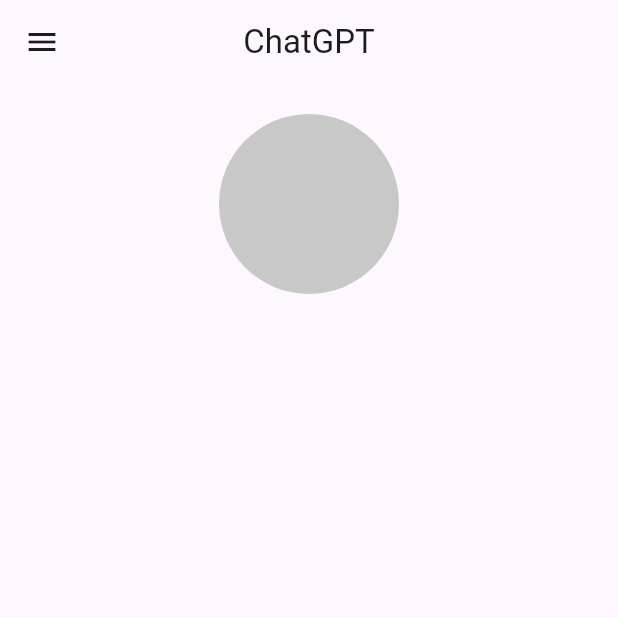
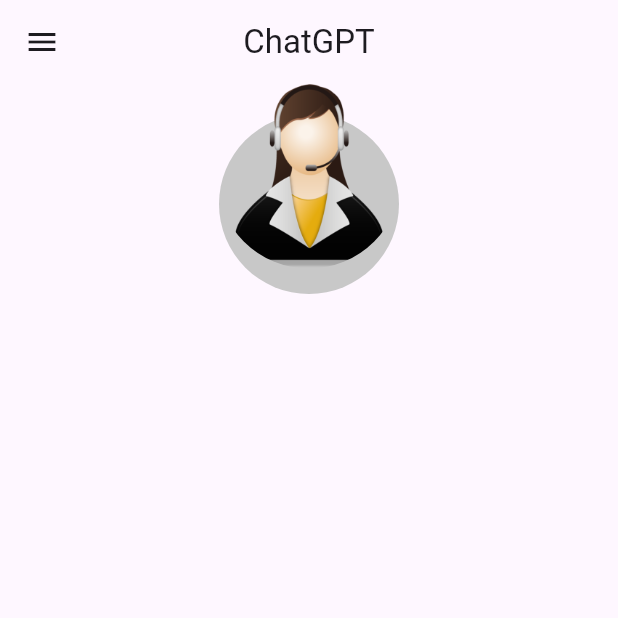
Before and after one commit to Akshat-sGit/Chat_GPT-Flutter, a Flutter app: the screen it shows after launch, on a phone screen of 412 x 824 dp, the top half of it. Run offline on Flutter 3.47's test engine with Material 2 defaults, Android fonts, the phone set to English and light mode, and no system bars.

```diff
--- a/lib/chat_screen.dart
+++ b/lib/chat_screen.dart
@@ -31,6 +31,13 @@ class _ChatScreenState extends State<ChatScreen> {
                         shape: BoxShape.circle,
                       ),
                     ),
+                  ),
+                  Container(
+                    height: 123,
+                    decoration: const BoxDecoration(
+                      shape: BoxShape.circle,
+                      image: DecorationImage(image: AssetImage('assets/images/virtualAssistant.png'))
+                    ),
                   )
                 ],
               )
```
